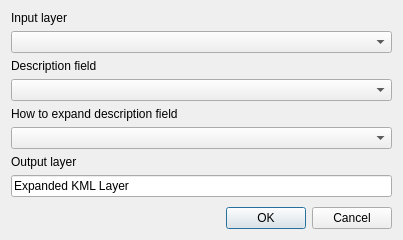
First picture: the form in htmlExpansion.ui, repository NationalSecurityAgency/qgis-kmltools-plugin, before the edit.
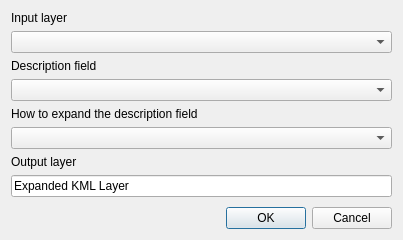
Second picture: the form after the edit. Custom widgets are drawn as their Qt base class.

Patch:
```diff
--- a/htmlExpansion.ui
+++ b/htmlExpansion.ui
@@ -37,7 +37,7 @@
    <item>
     <widget class="QLabel" name="label_4">
      <property name="text">
-      <string>How to expand description field</string>
+      <string>How to expand the description field</string>
      </property>
     </widget>
    </item>
```
